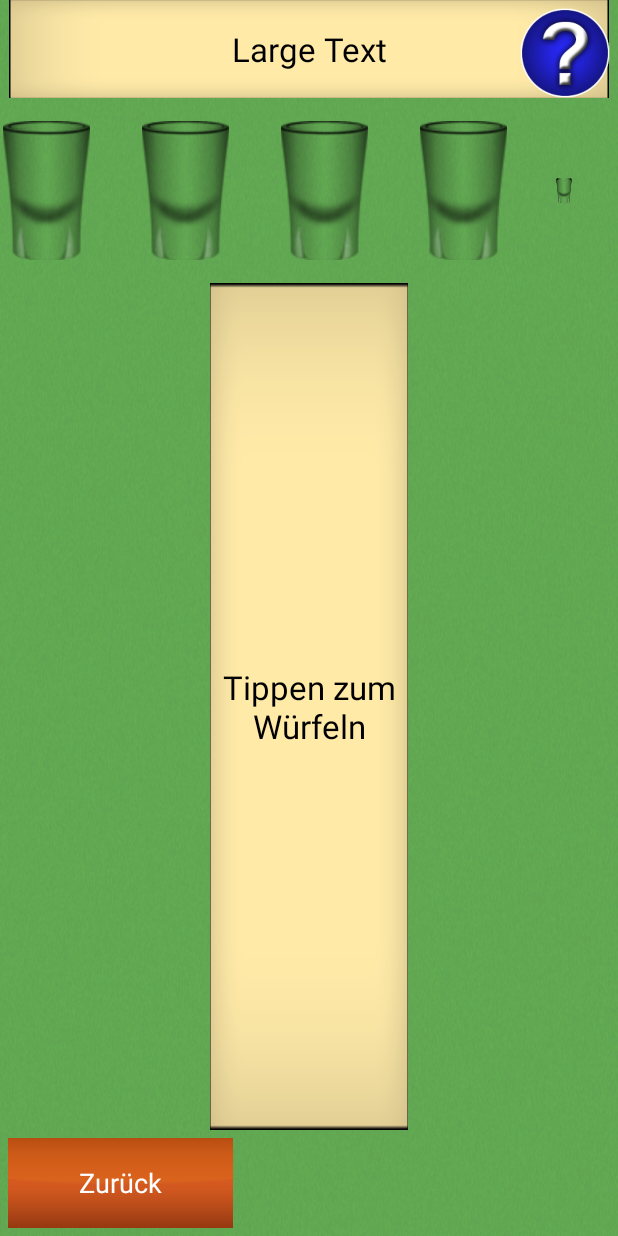
After one commit to TomadeGames/SOM2, an Android app: the WerfDichDichtActivity screen opened directly, with no data from a screen before it, on a phone screen of 412 x 824 dp. The commit adds this screen. Run offline under Robolectric (Android 15) with nearby library versions, the phone set to English and light mode, and no system bars.

Commit message:
WerfDichDicht: fertig einige Anleitungen hinzugefügt

```diff
--- a/SaoufOMat2/app/src/main/AndroidManifest.xml
+++ b/SaoufOMat2/app/src/main/AndroidManifest.xml
@@ -38,7 +38,10 @@
             android:label="@string/title_activity_ich_hab_noch_nie" />
         <activity
             android:name=".activity.miniGames.augensaufen.AugensaufenActivity"
-            android:label="@string/title_activity_augensaufen"></activity>
+            android:label="@string/title_activity_augensaufen" />
+        <activity
+            android:name=".activity.miniGames.werfDichDicht.WerfDichDichtActivity"
+            android:label="@string/title_activity_werf_dich_dicht"></activity>
     </application>
 
 </manifest>
--- a/SaoufOMat2/app/src/main/java/de/tomade/saufomat2/activity/ChooseMiniGameActivity.java
+++ b/SaoufOMat2/app/src/main/java/de/tomade/saufomat2/activity/ChooseMiniGameActivity.java
@@ -11,6 +11,7 @@ import de.tomade.saufomat2.R;
 import de.tomade.saufomat2.activity.miniGames.IchHabNochNieActivity;
 import de.tomade.saufomat2.activity.miniGames.augensaufen.AugensaufenActivity;
 import de.tomade.saufomat2.activity.miniGames.busfahren.BusfahrenActivity;
+import de.tomade.saufomat2.activity.miniGames.werfDichDicht.WerfDichDichtActivity;
 import de.tomade.saufomat2.model.MiniGame;
 
 public class ChooseMiniGameActivity extends Activity implements View.OnClickListener {
@@ -247,6 +248,8 @@ public class ChooseMiniGameActivity extends Activity implements View.OnClickList
             case KISTEN_STAPELN:
                 break;
             case WERF_DICH_DICHT:
+                intent = new Intent(this.getApplicationContext(), WerfDichDichtActivity.class);
+                startGame(intent);
                 break;
         }
     }
--- a/SaoufOMat2/app/src/main/java/de/tomade/saufomat2/activity/miniGames/augensaufen/AugensaufenActivity.java
+++ b/SaoufOMat2/app/src/main/java/de/tomade/saufomat2/activity/miniGames/augensaufen/AugensaufenActivity.java
@@ -76,12 +76,12 @@ public class AugensaufenActivity extends Activity implements View.OnClickListene
     }
 
     private void stopRolling() {
+        this.gameState = AugensaufenState.RESULT;
         this.bottomText.setText("Trink " + (this.currentDiceIndex + 1));
         if (!fromMenue) {
             Player currentPlayer = Player.getPlayerById(this.playerList, this.currentPlayerId);
             currentPlayer.setDrinks(currentPlayer.getDrinks() + this.currentDiceIndex + 1);
         }
-        this.gameState = AugensaufenState.RESULT;
     }
 
     private void restart() {
--- /dev/null
+++ b/SaoufOMat2/app/src/main/java/de/tomade/saufomat2/activity/miniGames/werfDichDicht/WerfDichDichtState.java
@@ -0,0 +1,11 @@
+package de.tomade.saufomat2.activity.miniGames.werfDichDicht;
+
+/**
+ * Created by woors on 30.03.2016.
+ */
+public enum WerfDichDichtState {
+    START,
+    ROLLING,
+    GLASS_ANIMATION,
+    STOP
+}
--- a/SaoufOMat2/app/src/main/java/de/tomade/saufomat2/model/card/Card.java
+++ b/SaoufOMat2/app/src/main/java/de/tomade/saufomat2/model/card/Card.java
@@ -51,9 +51,6 @@ public class Card {
     }
 
     public boolean isHigherAs(Card c) {
-        if (this.getValue() == c.getValue()) {
-            return false;
-        }
         return this.getValueAsInt() > c.getValueAsInt();
     }
 
--- /dev/null
+++ b/SaoufOMat2/app/src/main/res/layout/activity_werf_dich_dicht.xml
@@ -0,0 +1,211 @@
+<?xml version="1.0" encoding="utf-8"?>
+<RelativeLayout xmlns:android="http://schemas.android.com/apk/res/android"
+    xmlns:tools="http://schemas.android.com/tools"
+    android:layout_width="fill_parent"
+    android:layout_height="fill_parent"
+    tools:context=".activity.miniGames.werfDichDicht.WerfDichDichtActivity">
+
+    <ImageView
+        android:layout_width="fill_parent"
+        android:layout_height="fill_parent"
+        android:id="@+id/backgroudImage"
+        android:layout_alignParentBottom="true"
+        android:layout_alignParentRight="true"
+        android:layout_alignParentEnd="true"
+        android:src="@drawable/tepich"
+        android:scaleType="fitXY" />
+
+    <RelativeLayout
+        android:layout_width="match_parent"
+        android:layout_height="65dp"
+        android:layout_alignParentTop="true"
+        android:layout_alignParentLeft="true"
+        android:layout_alignParentStart="true"
+        android:id="@+id/namePanel">
+
+        <ImageView
+            android:layout_width="wrap_content"
+            android:layout_height="fill_parent"
+            android:id="@+id/nameBackground"
+            android:layout_centerVertical="true"
+            android:layout_centerHorizontal="true"
+            android:src="@drawable/popup"
+            android:scaleType="fitXY" />
+
+        <TextView
+            android:layout_width="fill_parent"
+            android:layout_height="fill_parent"
+            android:textAppearance="?android:attr/textAppearanceLarge"
+            android:text="Large Text"
+            android:id="@+id/nameText"
+            android:layout_alignLeft="@+id/nameBackground"
+            android:layout_alignRight="@+id/nameBackground"
+            android:gravity="center"
+            android:textColor="#000000" />
+    </RelativeLayout>
+
+    <LinearLayout
+        android:orientation="horizontal"
+        android:layout_width="fill_parent"
+        android:layout_height="123dp"
+        android:id="@+id/glassesPanel"
+        android:layout_below="@+id/namePanel"
+        android:gravity="center">
+
+        <ImageView
+            android:layout_width="wrap_content"
+            android:layout_height="fill_parent"
+            android:id="@+id/glas0Image"
+            android:layout_margin="15dp"
+            android:src="@drawable/schnapsglas_1" />
+
+        <ImageView
+            android:layout_width="wrap_content"
+            android:layout_height="fill_parent"
+            android:id="@+id/glas1Image"
+            android:layout_margin="15dp"
+            android:src="@drawable/schnapsglas_1" />
+
+        <ImageView
+            android:layout_width="wrap_content"
+            android:layout_height="fill_parent"
+            android:id="@+id/glas2Image"
+            android:layout_margin="15dp"
+            android:src="@drawable/schnapsglas_1" />
+
+        <ImageView
+            android:layout_width="wrap_content"
+            android:layout_height="fill_parent"
+            android:id="@+id/glas3Image"
+            android:layout_margin="15dp"
+            android:src="@drawable/schnapsglas_1" />
+
+        <ImageView
+            android:layout_width="wrap_content"
+            android:layout_height="fill_parent"
+            android:id="@+id/glas4Image"
+            android:layout_margin="15dp"
+            android:src="@drawable/schnapsglas_1" />
+
+        <ImageView
+            android:layout_width="wrap_content"
+            android:layout_height="fill_parent"
+            android:id="@+id/glas5Image"
+            android:layout_margin="15dp"
+            android:src="@drawable/schnapsglas_1" />
+    </LinearLayout>
+
+    <RelativeLayout
+        android:layout_width="fill_parent"
+        android:layout_height="fill_parent"
+        android:layout_centerHorizontal="true"
+        android:id="@+id/dicePanel"
+        android:layout_below="@+id/glassesPanel"
+        android:gravity="center"
+        android:layout_marginBottom="65dp">
+
+        <ImageView
+            android:layout_width="90dp"
+            android:layout_height="90dp"
+            android:id="@+id/diceImage"
+            android:src="@drawable/dice1"
+            android:scaleType="fitXY" />
+
+    </RelativeLayout>
+
+    <ImageView
+        android:layout_width="fill_parent"
+        android:layout_height="fill_parent"
+        android:id="@+id/popupImage"
+        android:layout_gravity="center_vertical"
+        android:layout_alignTop="@+id/dicePanel"
+        android:layout_alignLeft="@+id/dicePanel"
+        android:layout_alignBottom="@+id/dicePanel"
+        android:layout_alignRight="@+id/dicePanel"
+        android:layout_marginLeft="140dp"
+        android:layout_marginRight="140dp"
+        android:src="@drawable/popup"
+        android:scaleType="fitXY"
+        android:layout_marginBottom="5dp" />
+
+    <TextView
+        android:layout_width="wrap_content"
+        android:layout_height="wrap_content"
+        android:textAppearance="?android:attr/textAppearanceLarge"
+        android:text="Tippen zum Würfeln"
+        android:id="@+id/popupText"
+        android:layout_alignTop="@+id/popupImage"
+        android:layout_alignLeft="@+id/popupImage"
+        android:layout_alignBottom="@+id/popupImage"
+        android:layout_alignRight="@+id/popupImage"
+        android:gravity="center"
+        android:textColor="#000000"
+        android:layout_margin="5dp" />
+
+    <ImageButton
+        android:id="@+id/backButton"
+        android:layout_width="150dp"
+        android:layout_height="60dp"
+        android:layout_alignParentBottom="true"
+        android:layout_alignParentEnd="false"
+        android:layout_alignParentLeft="true"
+        android:layout_marginBottom="5dp"
+        android:layout_marginLeft="5dp"
+        android:background="#00ffffff"
+        android:scaleType="center"
+        android:src="@drawable/no_button" />
+
+    <TextView
+        android:id="@+id/backText"
+        android:layout_width="150dp"
+        android:layout_height="60dp"
+        android:layout_alignBottom="@+id/backButton"
+        android:layout_alignLeft="@+id/backButton"
+        android:layout_alignParentLeft="false"
+        android:layout_alignParentStart="false"
+        android:layout_alignRight="@+id/backButton"
+        android:layout_alignTop="@+id/backButton"
+        android:gravity="center"
+        android:text="@string/zur_ck"
+        android:textAppearance="?android:attr/textAppearanceMedium" />
+
+    <ImageButton
+        android:id="@+id/tutorialButton"
+        android:layout_width="60dp"
+        android:layout_height="60dp"
+        android:layout_alignParentEnd="true"
+        android:layout_alignParentRight="true"
+        android:layout_alignParentTop="true"
+        android:layout_marginRight="5dp"
+        android:layout_marginTop="5dp"
+        android:background="#00ffffff"
+        android:scaleType="fitXY"
+        android:src="@drawable/help" />
+
+    <RelativeLayout
+        android:layout_width="match_parent"
+        android:layout_height="match_parent"
+        android:id="@+id/tutorialPanel"
+        android:gravity="center"
+        android:layout_margin="15dp"
+        android:visibility="gone">
+
+        <ImageView
+            android:layout_width="fill_parent"
+            android:layout_height="fill_parent"
+            android:id="@+id/tutorialImage"
+            android:src="@drawable/popup"
+            android:scaleType="fitXY" />
+
+        <TextView
+            android:layout_width="fill_parent"
+            android:layout_height="fill_parent"
+            android:textAppearance="?android:attr/textAppearanceLarge"
+            android:text="@string/wer_dich_dicht_tutorial"
+            android:id="@+id/tutorialText"
+            android:layout_margin="10dp"
+            android:gravity="center"
+            android:textColor="#000000" />
+    </RelativeLayout>
+
+</RelativeLayout>
--- a/SaoufOMat2/app/src/main/res/values/strings.xml
+++ b/SaoufOMat2/app/src/main/res/values/strings.xml
@@ -12,4 +12,6 @@
     <string name="title_activity_ich_hab_noch_nie">IchHabNochNieActivity</string>
     <string name="title_activity_augensaufen">AugensaufenActivity</string>
     <string name="n_chster_spieler">Nächster Spieler</string>
+    <string name="title_activity_werf_dich_dicht">WerfDichDichtActivity</string>
+    <string name="wer_dich_dicht_tutorial">Anleitung:\nEs wird nacheinander Gewürfelt. Ist das Glas, das der Zahl entspricht leer, wird es aufgefüllt. Ist das Glas voll, muss der Spieler es leer trinken und ist nochmal an der Reihe.</string>
 </resources>
```
Also changed, not shown: SaoufOMat2/app/src/main/java/de/tomade/saufomat2/activity/miniGames/busfahren/BusfahrenActivity.java (+33 -0 lines), SaoufOMat2/app/src/main/java/de/tomade/saufomat2/activity/miniGames/werfDichDicht/WerfDichDichtActivity.java (added, +256 -0 lines), SaoufOMat2/app/src/main/res/layout/activity_augensaufen.xml (+4 -5 lines), SaoufOMat2/app/src/main/res/layout/activity_busfahren.xml (+39 -0 lines), SaoufOMat2/app/src/main/res/layout/activity_ich_hab_noch_nie.xml (+10 -6 lines), SaoufOMat2/app/src/main/res/drawable/schnapsglas_1.png (added), SaoufOMat2/app/src/main/res/drawable/schnapsglas_2.png (added), SaoufOMat2/app/src/main/res/drawable/schnapsglas_3.png (added), SaoufOMat2/app/src/main/res/drawable/schnapsglas_4.png (added), SaoufOMat2/app/src/main/res/drawable/schnapsglas_5.png (added), SaoufOMat2/app/src/main/res/drawable/schnapsglas_6.png (added), SaoufOMat2/app/src/main/res/drawable/schnapsglas_7.png (added), SaoufOMat2/app/src/main/res/drawable/schnapsglas_8.png (added).
